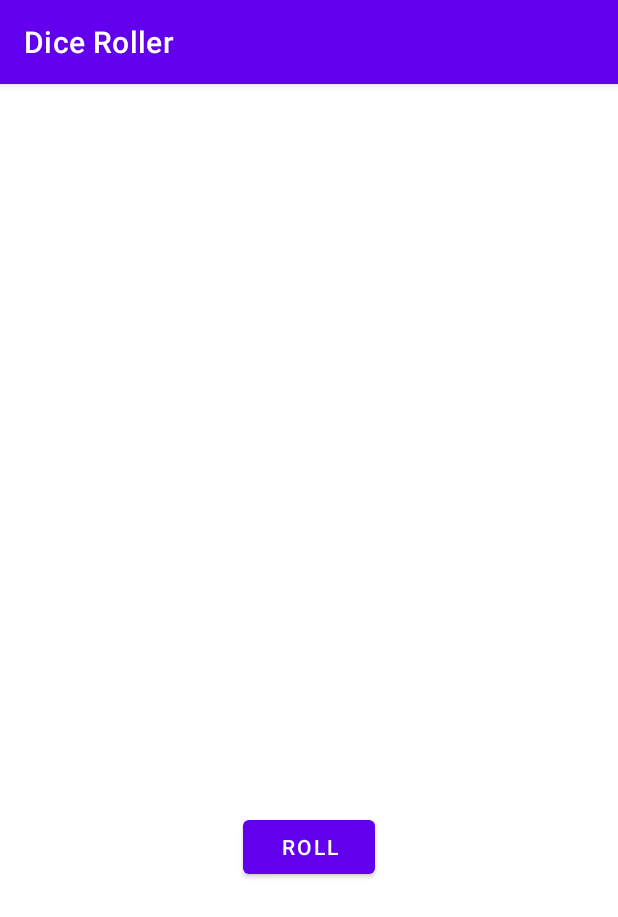
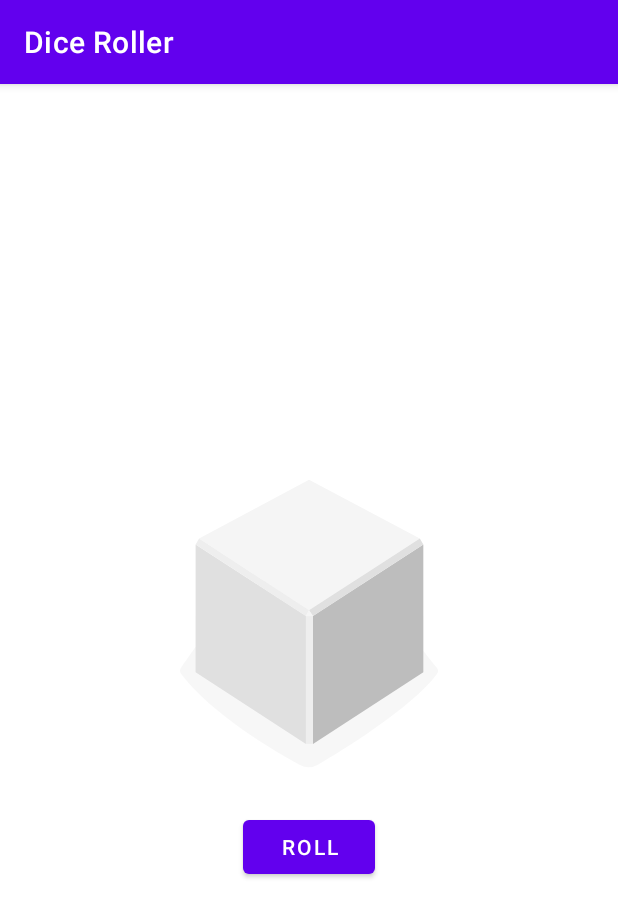
Before and after one commit to AntoineGS/Udacity_Android_Part1_Lesson1_DiceRoller, an Android app: the screen it shows after launch (MainActivity), on a phone screen of 412 x 824 dp. Shown: the top 917 px of the screen. Run offline under Robolectric (Android 15) with nearby library versions, the phone set to English and light mode, and no system bars.

Commit message:
Change color of dice points that aren't on top. Make empty dice a dice with no dots instead of no dice

```diff
--- a/app/src/main/res/drawable/dice_1.xml
+++ b/app/src/main/res/drawable/dice_1.xml
@@ -49,18 +49,18 @@
         android:fillColor="#78c257"
         android:pathData="M397.45,297.62a16.9,28.71 97.07,1 0,4.16 -33.54a16.9,28.71 97.07,1 0,-4.16 33.54z" />
     <path
-        android:fillColor="#78c257"
+        android:fillColor="#a8a8a8"
         android:pathData="M297.17,539.02a30.12,16.11 53.82,1 0,26.01 -19.02a30.12,16.11 53.82,1 0,-26.01 19.02z" />
     <path
-        android:fillColor="#78c257"
+        android:fillColor="#a8a8a8"
         android:pathData="M161.96,588.24a30.12,16.11 53.82,1 0,26.01 -19.02a30.12,16.11 53.82,1 0,-26.01 19.02z" />
     <path
-        android:fillColor="#78c257"
+        android:fillColor="#a8a8a8"
         android:pathData="M551.15,579.45a30.12,16.11 126.18,1 0,35.56 -48.62a30.12,16.11 126.18,1 0,-35.56 48.62z" />
     <path
-        android:fillColor="#78c257"
+        android:fillColor="#a8a8a8"
         android:pathData="M469.12,549.58a30.12,16.11 126.18,1 0,35.56 -48.62a30.12,16.11 126.18,1 0,-35.56 48.62z" />
     <path
-        android:fillColor="#78c257"
+        android:fillColor="#a8a8a8"
         android:pathData="M633.17,609.29a30.12,16.11 126.18,1 0,35.56 -48.62a30.12,16.11 126.18,1 0,-35.56 48.62z" />
 </vector>
--- a/app/src/main/res/drawable/dice_2.xml
+++ b/app/src/main/res/drawable/dice_2.xml
@@ -52,15 +52,15 @@
         android:fillColor="#78c257"
         android:pathData="M273.33,291.99a16.9,28.71 97.07,1 0,4.16 -33.54a16.9,28.71 97.07,1 0,-4.16 33.54z" />
     <path
-        android:fillColor="#78c257"
+        android:fillColor="#a8a8a8"
         android:pathData="M229.56,563.64a30.12,16.11 53.82,1 0,26.01 -19.02a30.12,16.11 53.82,1 0,-26.01 19.02z" />
     <path
-        android:fillColor="#78c257"
+        android:fillColor="#a8a8a8"
         android:pathData="M311.58,533.77a30.12,16.11 53.82,1 0,26.01 -19.02a30.12,16.11 53.82,1 0,-26.01 19.02z" />
     <path
-        android:fillColor="#78c257"
+        android:fillColor="#a8a8a8"
         android:pathData="M147.54,593.49a30.12,16.11 53.82,1 0,26.01 -19.02a30.12,16.11 53.82,1 0,-26.01 19.02z" />
     <path
-        android:fillColor="#78c257"
+        android:fillColor="#a8a8a8"
         android:pathData="M551.15,579.45a30.12,16.11 126.18,1 0,35.56 -48.62a30.12,16.11 126.18,1 0,-35.56 48.62z" />
 </vector>
--- a/app/src/main/res/drawable/dice_3.xml
+++ b/app/src/main/res/drawable/dice_3.xml
@@ -55,12 +55,12 @@
         android:fillColor="#78c257"
         android:pathData="M247.95,290.79a16.9,28.71 97.07,1 0,4.16 -33.54a16.9,28.71 97.07,1 0,-4.16 33.54z" />
     <path
-        android:fillColor="#78c257"
+        android:fillColor="#a8a8a8"
         android:pathData="M229.56,563.64a30.12,16.11 53.82,1 0,26.01 -19.02a30.12,16.11 53.82,1 0,-26.01 19.02z" />
     <path
-        android:fillColor="#78c257"
+        android:fillColor="#a8a8a8"
         android:pathData="M483.54,554.83a30.12,16.11 126.18,1 0,35.56 -48.62a30.12,16.11 126.18,1 0,-35.56 48.62z" />
     <path
-        android:fillColor="#78c257"
+        android:fillColor="#a8a8a8"
         android:pathData="M618.75,604.04a30.12,16.11 126.18,1 0,35.56 -48.62a30.12,16.11 126.18,1 0,-35.56 48.62z" />
 </vector>
--- a/app/src/main/res/drawable/dice_4.xml
+++ b/app/src/main/res/drawable/dice_4.xml
@@ -58,12 +58,12 @@
         android:fillColor="#78c257"
         android:pathData="M264.95,291.6a16.9,28.71 97.07,1 0,4.16 -33.54a16.9,28.71 97.07,1 0,-4.16 33.54z" />
     <path
-        android:fillColor="#78c257"
+        android:fillColor="#a8a8a8"
         android:pathData="M297.17,541.59a30.12,16.11 53.82,1 0,26.01 -19.02a30.12,16.11 53.82,1 0,-26.01 19.02z" />
     <path
-        android:fillColor="#78c257"
+        android:fillColor="#a8a8a8"
         android:pathData="M161.96,590.81a30.12,16.11 53.82,1 0,26.01 -19.02a30.12,16.11 53.82,1 0,-26.01 19.02z" />
     <path
-        android:fillColor="#78c257"
+        android:fillColor="#a8a8a8"
         android:pathData="M551.15,579.45a30.12,16.11 126.18,1 0,35.56 -48.62a30.12,16.11 126.18,1 0,-35.56 48.62z" />
 </vector>
--- a/app/src/main/res/drawable/dice_5.xml
+++ b/app/src/main/res/drawable/dice_5.xml
@@ -61,15 +61,15 @@
         android:fillColor="#78c257"
         android:pathData="M246.89,290.79a16.9,28.71 97.07,1 0,4.16 -33.54a16.9,28.71 97.07,1 0,-4.16 33.54z" />
     <path
-        android:fillColor="#78c257"
+        android:fillColor="#a8a8a8"
         android:pathData="M229.56,563.64a30.12,16.11 53.82,1 0,26.01 -19.02a30.12,16.11 53.82,1 0,-26.01 19.02z" />
     <path
-        android:fillColor="#78c257"
+        android:fillColor="#a8a8a8"
         android:pathData="M551.15,579.45a30.12,16.11 126.18,1 0,35.56 -48.62a30.12,16.11 126.18,1 0,-35.56 48.62z" />
     <path
-        android:fillColor="#78c257"
+        android:fillColor="#a8a8a8"
         android:pathData="M469.12,549.58a30.12,16.11 126.18,1 0,35.56 -48.62a30.12,16.11 126.18,1 0,-35.56 48.62z" />
     <path
-        android:fillColor="#78c257"
+        android:fillColor="#a8a8a8"
         android:pathData="M633.17,609.29a30.12,16.11 126.18,1 0,35.56 -48.62a30.12,16.11 126.18,1 0,-35.56 48.62z" />
 </vector>
--- a/app/src/main/res/drawable/dice_6.xml
+++ b/app/src/main/res/drawable/dice_6.xml
@@ -64,18 +64,18 @@
         android:fillColor="#78c257"
         android:pathData="M466.93,340.37a16.9,28.71 97.07,1 0,4.16 -33.54a16.9,28.71 97.07,1 0,-4.16 33.54z" />
     <path
-        android:fillColor="#78c257"
+        android:fillColor="#a8a8a8"
         android:pathData="M230,563.64a30.12,16.11 53.82,1 0,26.01 -19.02a30.12,16.11 53.82,1 0,-26.01 19.02z" />
     <path
-        android:fillColor="#78c257"
+        android:fillColor="#a8a8a8"
         android:pathData="M312.02,533.78a30.12,16.11 53.82,1 0,26.01 -19.02a30.12,16.11 53.82,1 0,-26.01 19.02z" />
     <path
-        android:fillColor="#78c257"
+        android:fillColor="#a8a8a8"
         android:pathData="M147.96,593.48a30.12,16.11 53.82,1 0,26.01 -19.02a30.12,16.11 53.82,1 0,-26.01 19.02z" />
     <path
-        android:fillColor="#78c257"
+        android:fillColor="#a8a8a8"
         android:pathData="M483.54,554.83a30.12,16.11 126.18,1 0,35.56 -48.62a30.12,16.11 126.18,1 0,-35.56 48.62z" />
     <path
-        android:fillColor="#78c257"
+        android:fillColor="#a8a8a8"
         android:pathData="M618.75,604.04a30.12,16.11 126.18,1 0,35.56 -48.62a30.12,16.11 126.18,1 0,-35.56 48.62z" />
 </vector>
--- a/app/src/main/res/drawable/empty_dice.xml
+++ b/app/src/main/res/drawable/empty_dice.xml
@@ -19,9 +19,30 @@
     android:height="250dp"
     android:viewportWidth="800"
     android:viewportHeight="1000">
-
     <path
-        android:fillColor="#00000000"
-        android:pathData="M0,0l0,0z" />
-
+        android:fillAlpha="0.5"
+        android:fillColor="#eee"
+        android:pathData="M740.8,635.42c-68.27,90.47 -249.77,201.76 -316,240.63a50.7,50.7 0,0 1,-49.93 0.81c-64.19,-35 -234.09,-133.88 -315.65,-242a14.69,14.69 0,0 1,-0.12 -17.49c77.58,-106.29 159.67,-258.89 341.06,-258.89 182,0 242.19,139.08 340.27,258.88A14.62,14.62 0,0 1,740.8 635.42Z"
+        android:strokeAlpha="0.5" />
+    <path
+        android:fillColor="#bdbdbd"
+        android:pathData="M704.9,630l-294.29,191.06l0,-340.85l294.29,-191.06l0,340.85z" />
+    <path
+        android:fillColor="#e0e0e0"
+        android:pathData="M97.59,630l294.29,191.06l0,-340.85l-294.29,-191.06l0,340.85z" />
+    <path
+        android:fillColor="#f5f5f5"
+        android:pathData="M400.14,464.73l-293.19,-191.45l293.19,-156.31l295.39,156.31l-295.39,191.45z" />
+    <path
+        android:fillColor="#eee"
+        android:pathData="M106.95,273.28l-9.36,15.87l294.29,191.06l8.26,-15.48l-293.19,-191.45z" />
+    <path
+        android:fillColor="#e0e0e0"
+        android:pathData="M695.53,273.28l9.37,15.87l-294.29,191.06l-10.47,-15.48l295.39,-191.45z" />
+    <path
+        android:fillColor="#eee"
+        android:pathData="M391.88,480.21h18.73v340.85h-18.73z" />
+    <path
+        android:fillColor="#f5f5f5"
+        android:pathData="M400.14,464.73l-8.26,15.48l18.73,0l-10.47,-15.48z" />
 </vector>
```
